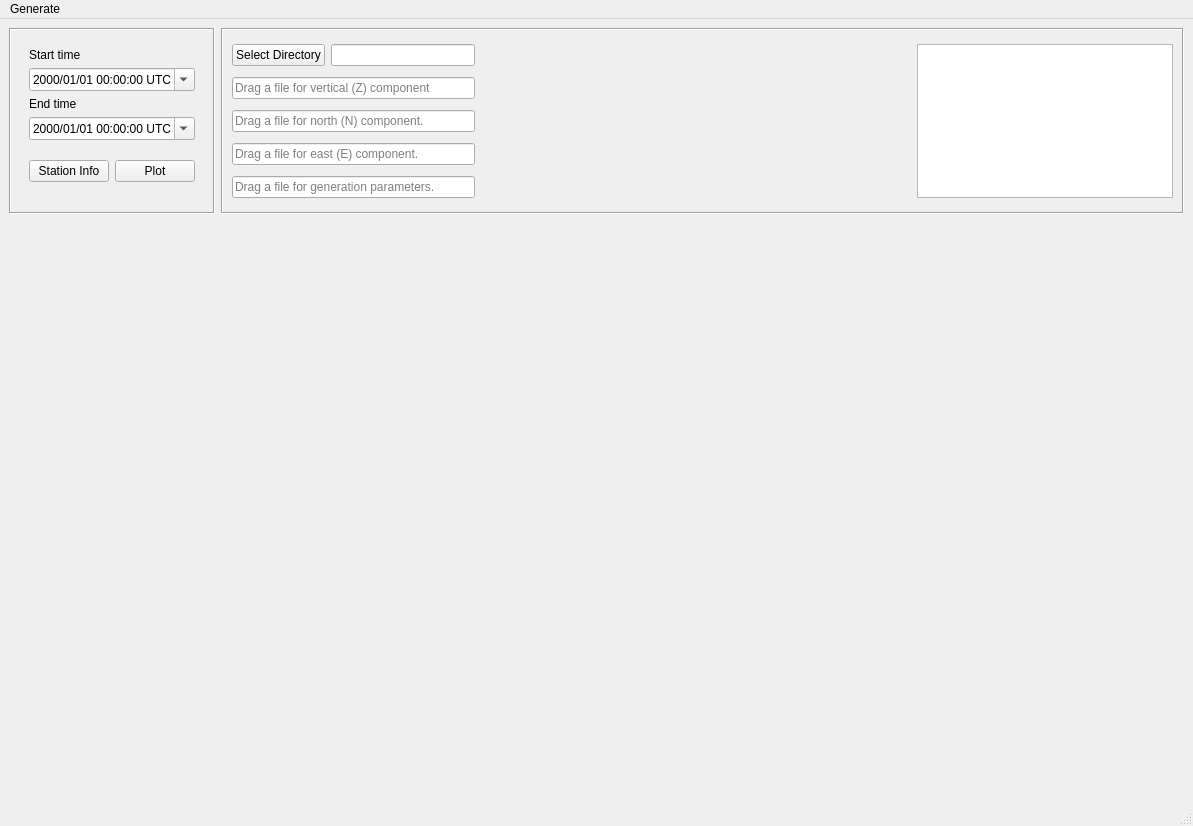
Before: the Qt Designer form isp/resources/designer_uis/SyntheticsAnalisysFrame.ui in ProjectISP/ISP, drawn with Qt 5.
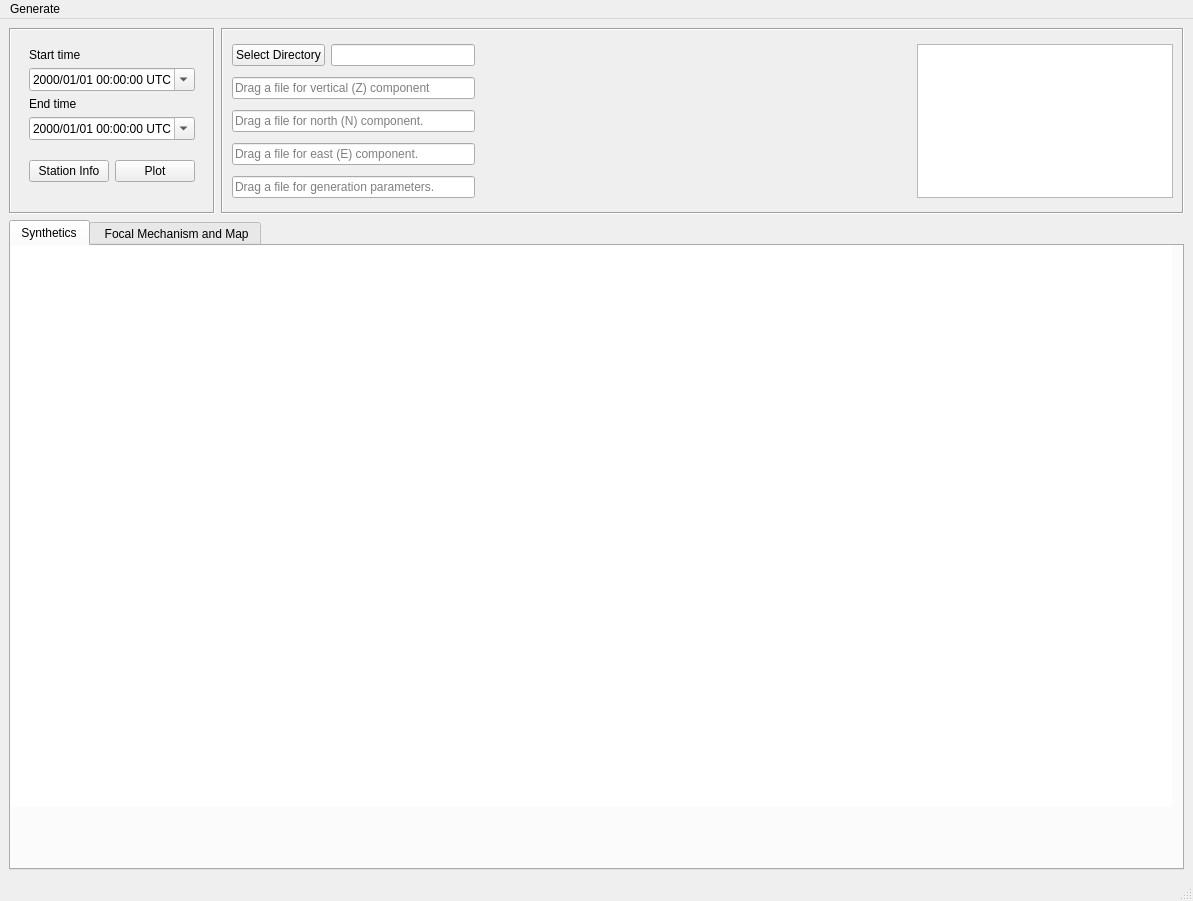
After: the same form once the commit is applied. The open tabs and pages were chosen to show the change.

The edit to the form file:
```diff
--- a/isp/resources/designer_uis/SyntheticsAnalisysFrame.ui
+++ b/isp/resources/designer_uis/SyntheticsAnalisysFrame.ui
@@ -7,7 +7,7 @@
     <x>0</x>
     <y>0</y>
     <width>1193</width>
-    <height>826</height>
+    <height>901</height>
    </rect>
   </property>
   <property name="windowTitle">
@@ -349,56 +349,94 @@
      </layout>
     </item>
     <item>
-     <widget class="QFrame" name="plotMatWidget_3C">
-      <property name="sizePolicy">
-       <sizepolicy hsizetype="Expanding" vsizetype="Expanding">
-        <horstretch>0</horstretch>
-        <verstretch>4</verstretch>
-       </sizepolicy>
+     <widget class="QTabWidget" name="tabWidget">
+      <property name="currentIndex">
+       <number>1</number>
       </property>
-      <layout class="QVBoxLayout" name="verticalLayout_9">
-       <property name="leftMargin">
-        <number>0</number>
-       </property>
-       <property name="topMargin">
-        <number>0</number>
-       </property>
-       <property name="rightMargin">
-        <number>0</number>
-       </property>
-       <property name="bottomMargin">
-        <number>0</number>
-       </property>
-      </layout>
+      <widget class="QWidget" name="tab">
+       <attribute name="title">
+        <string>Synthetics</string>
+       </attribute>
+       <widget class="QFrame" name="plotMatWidget_3C">
+        <property name="geometry">
+         <rect>
+          <x>0</x>
+          <y>0</y>
+          <width>1161</width>
+          <height>561</height>
+         </rect>
+        </property>
+        <property name="sizePolicy">
+         <sizepolicy hsizetype="Preferred" vsizetype="Preferred">
+          <horstretch>0</horstretch>
+          <verstretch>4</verstretch>
+         </sizepolicy>
+        </property>
+        <property name="minimumSize">
+         <size>
+          <width>0</width>
+          <height>300</height>
+         </size>
+        </property>
+        <property name="styleSheet">
+         <string notr="true">background-color: rgb(255, 255, 255);</string>
+        </property>
+        <layout class="QVBoxLayout" name="verticalLayout_9">
+         <property name="leftMargin">
+          <number>0</number>
+         </property>
+         <property name="topMargin">
+          <number>0</number>
+         </property>
+         <property name="rightMargin">
+          <number>0</number>
+         </property>
+         <property name="bottomMargin">
+          <number>0</number>
+         </property>
+         <item>
+          <layout class="QVBoxLayout" name="verticalLayout_3"/>
+         </item>
+        </layout>
+       </widget>
+      </widget>
+      <widget class="QWidget" name="tab_2">
+       <attribute name="title">
+        <string> Focal Mechanism and Map</string>
+       </attribute>
+       <widget class="QWidget" name="">
+        <property name="geometry">
+         <rect>
+          <x>10</x>
+          <y>10</y>
+          <width>1151</width>
+          <height>541</height>
+         </rect>
+        </property>
+        <layout class="QHBoxLayout" name="horizontalLayout_4" stretch="1,3">
+         <item>
+          <layout class="QHBoxLayout" name="horizontalLayout_2">
+           <item>
+            <widget class="QWidget" name="widget_fp" native="true">
+             <property name="styleSheet">
+              <string notr="true">background-color: rgb(255, 255, 255);</string>
+             </property>
+            </widget>
+           </item>
+          </layout>
+         </item>
+         <item>
+          <widget class="QWidget" name="widget" native="true">
+           <property name="styleSheet">
+            <string notr="true">background-color: rgb(255, 255, 255);</string>
+           </property>
+          </widget>
+         </item>
+        </layout>
+       </widget>
+      </widget>
      </widget>
     </item>
-    <item>
-     <layout class="QHBoxLayout" name="horizontalLayout_2" stretch="1,3">
-      <property name="topMargin">
-       <number>0</number>
-      </property>
-      <item>
-       <widget class="QWidget" name="widget_fp" native="true">
-        <property name="minimumSize">
-         <size>
-          <width>0</width>
-          <height>100</height>
-         </size>
-        </property>
-       </widget>
-      </item>
-      <item>
-       <widget class="QWidget" name="widget_map" native="true">
-        <property name="minimumSize">
-         <size>
-          <width>0</width>
-          <height>100</height>
-         </size>
-        </property>
-       </widget>
-      </item>
-     </layout>
-    </item>
    </layout>
   </widget>
   <widget class="QMenuBar" name="menubar">
```
Left out of the diff: 172 changed lines with no effect on the pictures.
